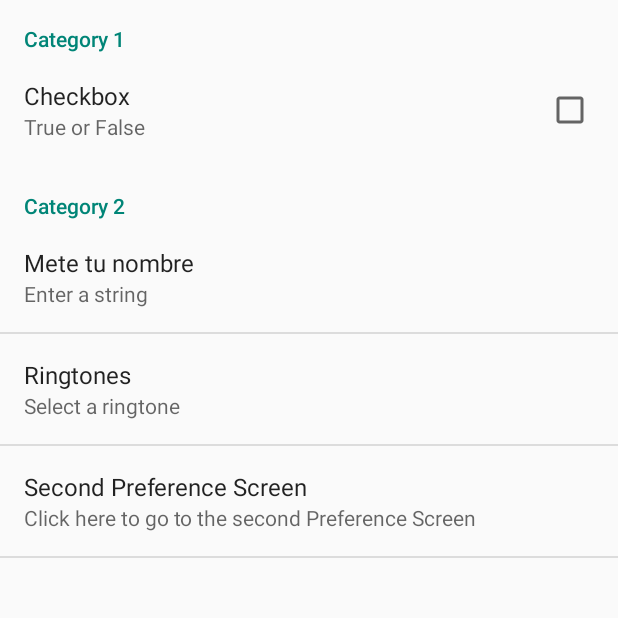
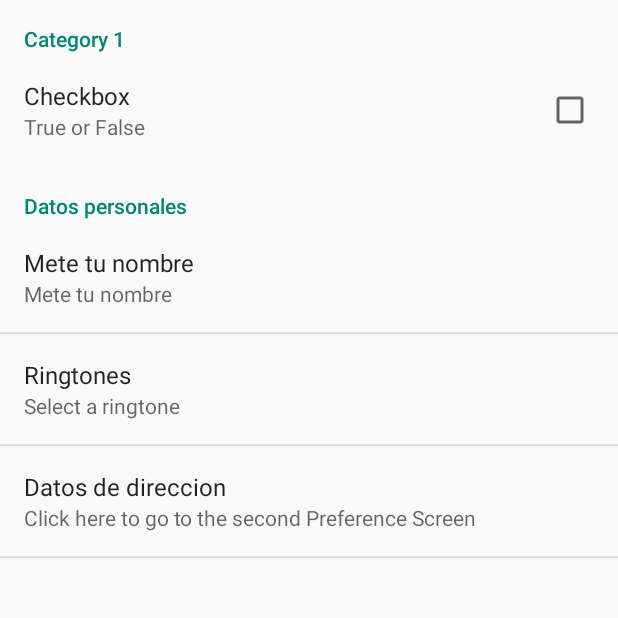
Before and after one commit to datoncito/Persistencia2, an Android app: the screen it shows after launch (AppPreferenceActivity), on a phone screen of 412 x 824 dp, the top half of it. Run offline under Robolectric (Android 15) with nearby library versions, the phone set to English and light mode, and no system bars.

Commit message:
Rata de dos patas

```diff
--- a/app/src/main/res/xml/myappreferences.xml
+++ b/app/src/main/res/xml/myappreferences.xml
@@ -7,11 +7,11 @@
             android:summary="True or False"
             android:title="Checkbox" />
     </PreferenceCategory>
-    <PreferenceCategory android:title="Category 2" >
+    <PreferenceCategory android:title="Datos personales" >
         <EditTextPreference
             android:defaultValue="Mete el valor"
             android:key="editTextPref"
-            android:summary="Enter a string"
+            android:summary="Mete tu nombre"
             android:textColor="@color/DarkBlue"
             android:title="Mete tu nombre" />
         <RingtonePreference
@@ -21,14 +21,14 @@
         <PreferenceScreen
             android:key="secondPrefScreenPref"
             android:summary="Click here to go to the second Preference Screen"
-            android:title="Second Preference Screen" >
+            android:title="Datos de direccion" >
             <EditTextPreference
                 android:key="secondEditTextPref"
-                android:summary="Enter a string"
-                android:title="Edit Text (second Screen)" />
-            <Preference android:title="Acts like a button"
+                android:summary="Mete tu calle"
+                android:title="Tu telefono (segunda pantalla)" />
+            <Preference android:title="Este actua como boton"
                 android:key="button"
-                android:summary="This will act like a button"/>
+                android:summary="Este actuara como boton"/>
         </PreferenceScreen>
     </PreferenceCategory>
 </PreferenceScreen>
```
